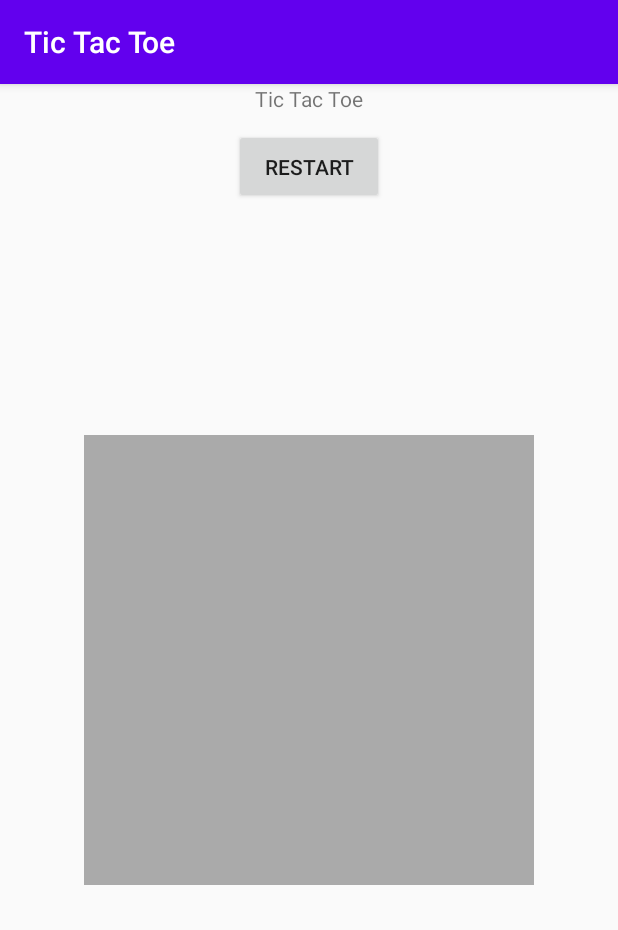
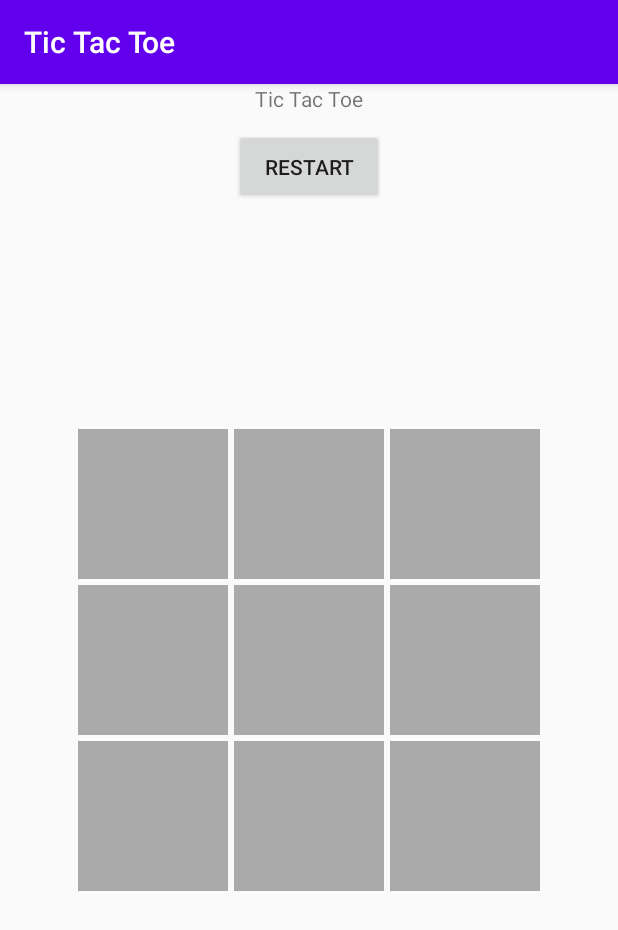
Before and after one commit to anthonygiang/tictactoe, an Android app: the screen it shows after launch (MainActivity), on a phone screen of 412 x 824 dp. Shown: the top 930 px of the screen. Run offline under Robolectric (Android 15) with nearby library versions, the phone set to English and light mode, and no system bars.

Commit message:
Edited UI, added border between tiles.

```diff
--- a/app/src/main/res/layout/activity_main.xml
+++ b/app/src/main/res/layout/activity_main.xml
@@ -17,7 +17,6 @@
     <Button
         android:layout_width="100dp"
         android:layout_height="50dp"
-        android:layout_columnWeight="1"
         android:gravity="center"
         android:layout_gravity="fill_horizontal"
         android:id="@+id/restart"
@@ -28,8 +27,8 @@
         app:layout_constraintTop_toTopOf="parent" />
 
     <GridLayout
-        android:layout_width="300dp"
-        android:layout_height="300dp"
+        android:layout_width="312dp"
+        android:layout_height="312dp"
         android:columnCount="3"
         android:id="@+id/tiles"
         app:layout_constraintBottom_toBottomOf="parent"
@@ -38,91 +37,73 @@
         app:layout_constraintTop_toTopOf="parent">
 
         <ImageButton
-            android:layout_width="0dp"
+            android:layout_width="100dp"
             android:layout_height="100dp"
-            android:layout_columnWeight="1"
-            android:gravity="center"
-            android:layout_gravity="fill_horizontal"
+            android:layout_margin="2dp"
             android:background="@android:color/darker_gray"
             android:id="@+id/tile1"
             android:text="Tile1" />
 
         <ImageButton
-            android:layout_width="0dp"
+            android:layout_width="100dp"
             android:layout_height="100dp"
-            android:layout_columnWeight="1"
-            android:gravity="center"
-            android:layout_gravity="fill_horizontal"
+            android:layout_margin="2dp"
             android:background="@android:color/darker_gray"
             android:id="@+id/tile2"
             android:text="Tile2" />
 
         <ImageButton
-            android:layout_width="0dp"
+            android:layout_width="100dp"
             android:layout_height="100dp"
-            android:layout_columnWeight="1"
-            android:gravity="center"
-            android:layout_gravity="fill_horizontal"
+            android:layout_margin="2dp"
             android:background="@android:color/darker_gray"
             android:id="@+id/tile3"
             android:text="Tile3" />
 
         <ImageButton
-            android:layout_width="0dp"
+            android:layout_width="100dp"
             android:layout_height="100dp"
-            android:layout_columnWeight="1"
-            android:gravity="center"
-            android:layout_gravity="fill_horizontal"
+            android:layout_margin="2dp"
             android:background="@android:color/darker_gray"
             android:id="@+id/tile4"
             android:text="Tile4" />
 
         <ImageButton
-            android:layout_width="0dp"
+            android:layout_width="100dp"
             android:layout_height="100dp"
-            android:layout_columnWeight="1"
-            android:gravity="center"
-            android:layout_gravity="fill_horizontal"
+            android:layout_margin="2dp"
             android:background="@android:color/darker_gray"
             android:id="@+id/tile5"
             android:text="Tile5" />
 
         <ImageButton
-            android:layout_width="0dp"
+            android:layout_width="100dp"
             android:layout_height="100dp"
-            android:layout_columnWeight="1"
-            android:gravity="center"
-            android:layout_gravity="fill_horizontal"
+            android:layout_margin="2dp"
             android:background="@android:color/darker_gray"
             android:id="@+id/tile6"
             android:text="Tile6" />
 
         <ImageButton
-            android:layout_width="0dp"
+            android:layout_width="100dp"
             android:layout_height="100dp"
-            android:layout_columnWeight="1"
-            android:gravity="center"
-            android:layout_gravity="fill_horizontal"
+            android:layout_margin="2dp"
             android:background="@android:color/darker_gray"
             android:id="@+id/tile7"
             android:text="Tile7" />
 
         <ImageButton
-            android:layout_width="0dp"
+            android:layout_width="100dp"
             android:layout_height="100dp"
-            android:layout_columnWeight="1"
-            android:gravity="center"
-            android:layout_gravity="fill_horizontal"
+            android:layout_margin="2dp"
             android:background="@android:color/darker_gray"
             android:id="@+id/tile8"
             android:text="Tile8" />
 
         <ImageButton
-            android:layout_width="0dp"
+            android:layout_width="100dp"
             android:layout_height="100dp"
-            android:layout_columnWeight="1"
-            android:gravity="center"
-            android:layout_gravity="fill_horizontal"
+            android:layout_margin="2dp"
             android:background="@android:color/darker_gray"
             android:id="@+id/tile9"
             android:text="Tile9" />
```
